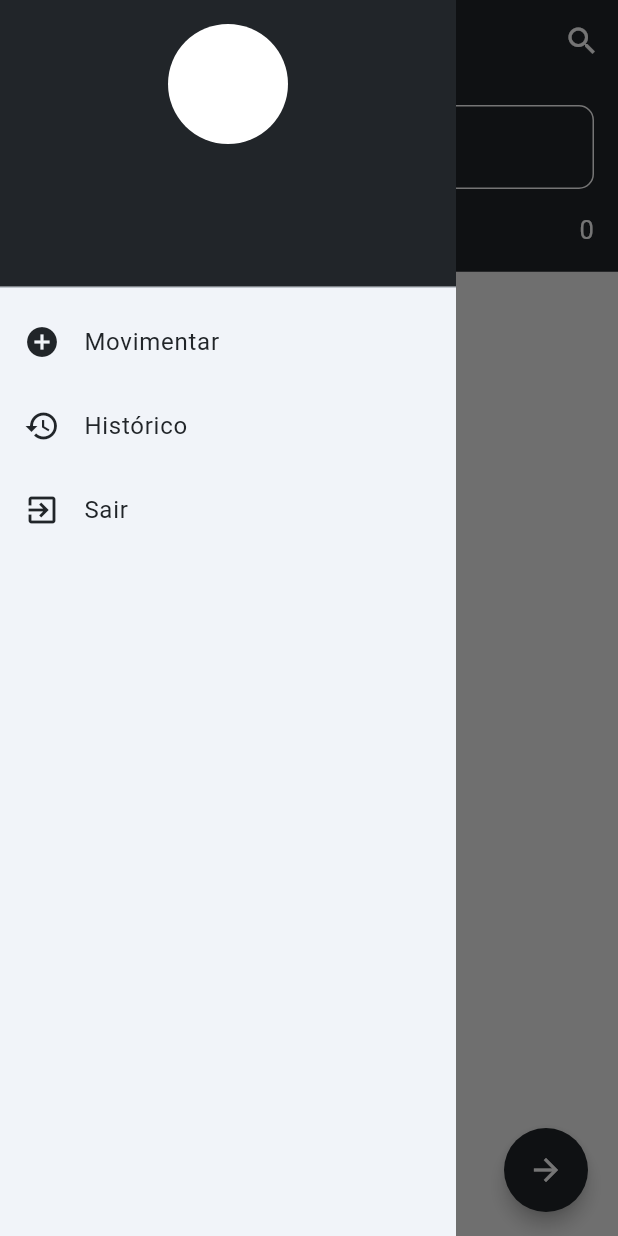
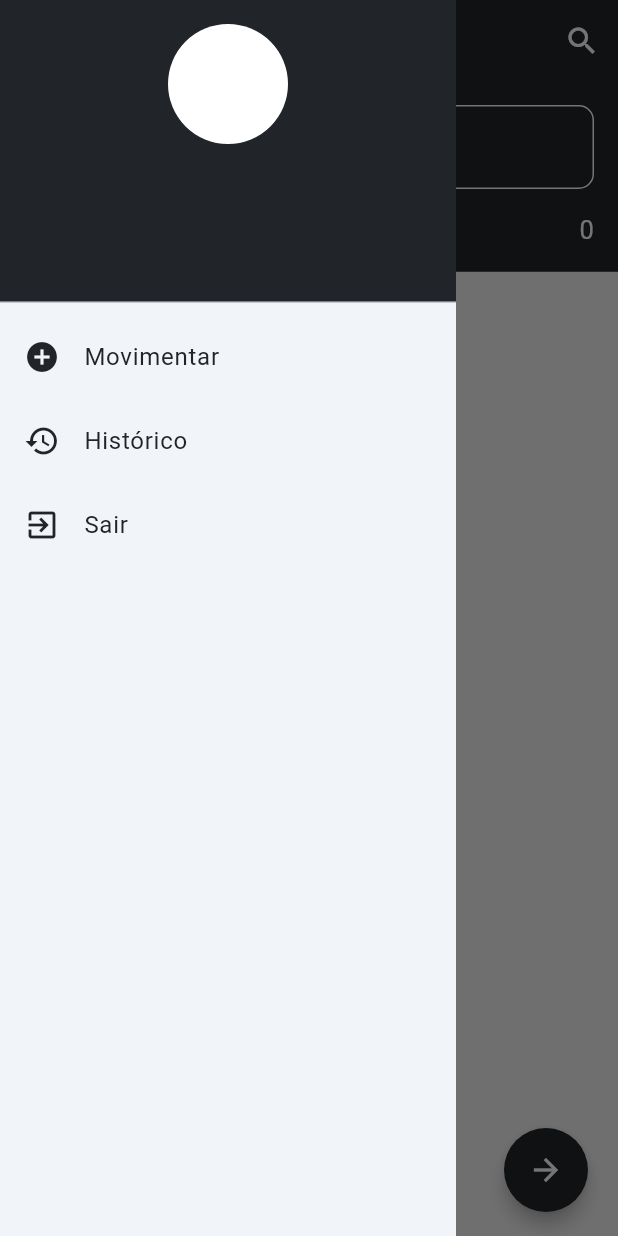
Before and after one commit to GabrielCarvalho17/ScanMove_App-Flutter, a Flutter app: the NovaMov screen opened directly, with the side drawer open, on a phone screen of 412 x 824 dp. Run offline on Flutter 3.47's test engine with Material 3 defaults, Android fonts, the phone set to English and light mode, and no system bars; our stand-ins replace shared_preferences, sqflite; missing offline and left inert: barcode_scan2; accounts and stored records are empty.

Commit message:
Correcao - Link de API

```diff
--- a/lib/componentes/drawer.dart
+++ b/lib/componentes/drawer.dart
@@ -15,7 +15,7 @@ class CustomDrawer extends StatelessWidget {
         padding: EdgeInsets.zero,
         children: <Widget>[
           Container(
-            height: 200.0,
+            height: 210.0,
             child: DrawerHeader(
               decoration: BoxDecoration(
                 color: Color(0xFF212529),
@@ -35,10 +35,12 @@ class CustomDrawer extends StatelessWidget {
                       ),
                       radius: 40,
                     ),
-                    SizedBox(height: 15),
-                    Text(
-                      provUsuario.username,
-                      style: TextStyle(color: Colors.white, fontSize: 20),
+                    Padding(
+                      padding: const EdgeInsets.all(8.0),
+                      child: Text(
+                        provUsuario.username,
+                        style: TextStyle(color: Colors.white, fontSize: 20),
+                      ),
                     ),
                   ],
                 ),
--- a/lib/servicos/config.dart
+++ b/lib/servicos/config.dart
@@ -1,3 +1,3 @@
 class Config {
-  static const String baseUrl = 'http://192.168.3.100:8000/'; // Substitua pelo IP correto
+  static const String baseUrl = 'https://api-aplicacoes-internas.usekingjoe.com.br/'; // Substitua pelo IP correto
 }
```
